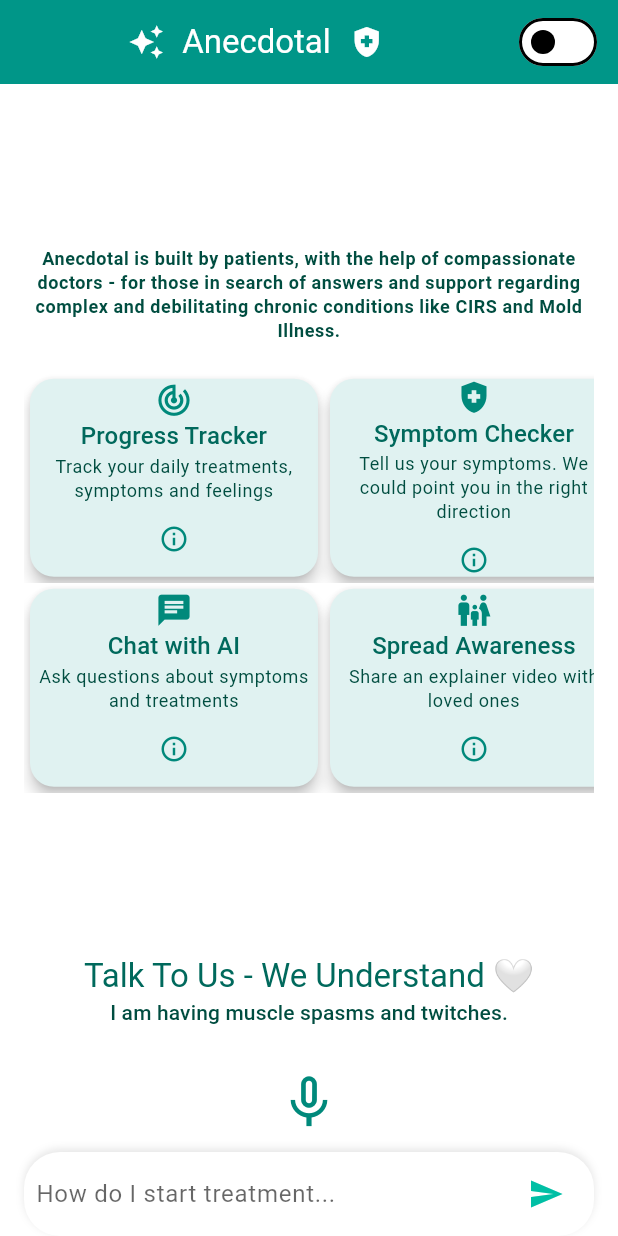
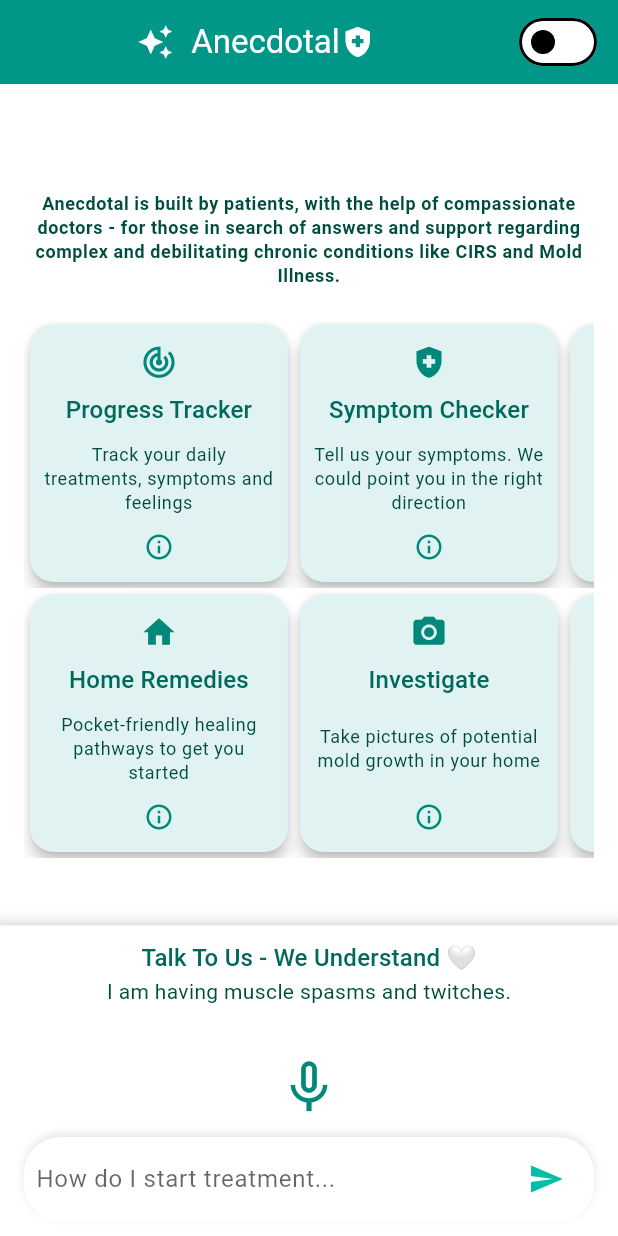
Before and after one commit to igbokwenu/anecdotal, a Flutter app: the screen it shows after launch, on a phone screen of 412 x 824 dp. Run offline on Flutter 3.47's test engine with Material 3 defaults, Android fonts, the phone set to English and light mode, and no system bars; drawn by our look-alikes of animated_text_kit; our stand-ins replace animate_do, firebase_core, flutter_riverpod; accounts and stored records are empty.

Commit message:
Adjusted UI to look good on mobile

```diff
--- a/lib/views/home_page.dart
+++ b/lib/views/home_page.dart
@@ -43,7 +43,7 @@ class AnecdotalAppHome extends StatelessWidget {
             ),
             SizedBox(width: 12),
             Text('Anecdotal'),
-            SizedBox(width: 12),
+            // SizedBox(width: 12),
             Icon(Icons.health_and_safety),
           ],
         )),
@@ -52,7 +52,9 @@ class AnecdotalAppHome extends StatelessWidget {
           SizedBox(width: 10),
         ],
       ),
-      body: Padding(
+      body: Stack(
+        children: [
+          Padding(
             padding: const EdgeInsets.all(16.0),
             child: Center(
               child: SingleChildScrollView(
@@ -83,7 +85,11 @@ class AnecdotalAppHome extends StatelessWidget {
                                 print("card clicked");
                               }
                             },
-                        onInfoTapped: () {},
+                            onInfoTapped: () {
+                              if (kDebugMode) {
+                                print("info icon clicked");
+                              }
+                            },
                           ),
                           CustomCard(
                             title: 'Symptom Checker',
@@ -94,17 +100,18 @@ class AnecdotalAppHome extends StatelessWidget {
                             onInfoTapped: () {},
                           ),
                           CustomCard(
-                        title: 'Home Treatments',
-                        icon: Icons.home,
+                            title: 'Spread Awareness',
+                            icon: Icons.family_restroom,
                             description:
-                            'Pocket-friendly healing pathways to get you started',
+                                'Share an explainer video with loved ones',
                             onTap: () {},
                             onInfoTapped: () {},
                           ),
                           CustomCard(
-                        title: 'Is This Making Me Sick?',
-                        icon: Icons.camera_alt,
-                        description: 'Take pictures of potential mold growth',
+                            title: 'Chat with AI',
+                            icon: Icons.chat,
+                            description:
+                                'Ask questions about symptoms and treatments',
                             onTap: () {},
                             onInfoTapped: () {},
                           ),
@@ -116,21 +123,26 @@ class AnecdotalAppHome extends StatelessWidget {
                       child: Row(
                         children: [
                           CustomCard(
-                        title: 'Chat with AI',
-                        icon: Icons.chat,
+                            title: 'Home Remedies',
+                            icon: Icons.home,
                             description:
-                            'Ask questions about symptoms and treatments',
-                        onTap: () {
-                          if (kDebugMode) {
-                            print("card clicked");
-                          }
-                        },
+                                'Pocket-friendly healing pathways to get you started',
+                            onTap: () {},
                             onInfoTapped: () {},
                           ),
                           CustomCard(
-                        title: 'Spread Awareness',
-                        icon: Icons.family_restroom,
-                        description: 'Share an explainer video with loved ones',
+                            title: 'Investigate',
+                            icon: Icons.camera_alt,
+                            description:
+                                'Take pictures of potential mold growth in your home',
+                            onTap: () {},
+                            onInfoTapped: () {},
+                          ),
+                          CustomCard(
+                            title: 'Lifestyle',
+                            icon: Icons.fitness_center,
+                            description:
+                                'Make helpful lifestyle adjustments to support your recovery',
                             onTap: () {},
                             onInfoTapped: () {},
                           ),
@@ -141,25 +153,34 @@ class AnecdotalAppHome extends StatelessWidget {
                             onTap: () {},
                             onInfoTapped: () {},
                           ),
-                      CustomCard(
-                        title: 'Lifestyle Adjustments',
-                        icon: Icons.fitness_center,
-                        description: 'Tips for adapting your lifestyle',
-                        onTap: () {},
-                        onInfoTapped: () {},
-                      ),
                         ],
                       ),
                     ),
-
-                // const PoweredByAnecdotalAI(),
+                    // Add some bottom padding to ensure content isn't covered by the stack
+                    SizedBox(height: 180),
                   ],
                 ),
               ),
             ),
           ),
-      bottomNavigationBar: Padding(
-        padding: const EdgeInsets.symmetric(horizontal: 16.0),
+          Positioned(
+            left: 0,
+            right: 0,
+            bottom: 0,
+            child: Container(
+              padding:
+                  const EdgeInsets.symmetric(horizontal: 16.0, vertical: 10.0),
+              decoration: BoxDecoration(
+                color: Theme.of(context).scaffoldBackgroundColor,
+                boxShadow: [
+                  BoxShadow(
+                    color: Colors.grey.withOpacity(0.5),
+                    spreadRadius: 5,
+                    blurRadius: 7,
+                    offset: Offset(0, 3),
+                  ),
+                ],
+              ),
               child: Column(
                 mainAxisSize: MainAxisSize.min,
                 children: [
@@ -181,6 +202,9 @@ class AnecdotalAppHome extends StatelessWidget {
                 ],
               ),
             ),
+          ),
+        ],
+      ),
     );
   }
 }
--- a/lib/widgets/animated_text_home.dart
+++ b/lib/widgets/animated_text_home.dart
@@ -10,10 +10,10 @@ class AnimatedText extends StatelessWidget {
       children: [
         Text(
           "Talk To Us - We Understand 🤍",
-          style: Theme.of(context).textTheme.titleLarge,
+          style: Theme.of(context).textTheme.titleMedium,
         ),
         DefaultTextStyle(
-          style: Theme.of(context).textTheme.labelLarge!,
+          style: Theme.of(context).textTheme.bodyMedium!,
           child: AnimatedTextKit(
             animatedTexts: [
               RotateAnimatedText(
@@ -35,7 +35,7 @@ class AnimatedText extends StatelessWidget {
                 "Could my house be making me sick?",
               ),
               RotateAnimatedText(
-                "Doctors are saying it's all in my head but I feel very sick...",
+                "Doctors are saying it's all in my head.",
               ),
             ],
             repeatForever: true,
--- a/lib/widgets/custom_card_home.dart
+++ b/lib/widgets/custom_card_home.dart
@@ -19,8 +19,8 @@ class CustomCard extends StatelessWidget {
   @override
   Widget build(BuildContext context) {
     return SizedBox(
-      width: 200,
-      height: 140,
+      width: 180,
+      height: 180,
       child: Card(
         elevation: 4,
         shape: RoundedRectangleBorder(
@@ -30,29 +30,60 @@ class CustomCard extends StatelessWidget {
           onTap: onTap,
           borderRadius: BorderRadius.circular(16),
           child: Padding(
-            padding: const EdgeInsets.symmetric(horizontal: 6.0),
+            padding: const EdgeInsets.all(8.0),
             child: Column(
-              mainAxisAlignment: MainAxisAlignment.center,
               children: [
-                Icon(icon, size: 25),
-                Text(
+                Expanded(
+                  flex: 2,
+                  child: Center(
+                    child: Icon(icon, size: 25),
+                  ),
+                ),
+                Expanded(
+                  flex: 7,
+                  child: Column(
+                    mainAxisAlignment: MainAxisAlignment.spaceEvenly,
+                    children: [
+                      Flexible(
+                        flex: 2,
+                        child: Center(
+                          child: Text(
                             title,
                             textAlign: TextAlign.center,
                             style: Theme.of(context).textTheme.titleMedium,
+                            maxLines: 1,
+                            overflow: TextOverflow.ellipsis,
                           ),
-                // const SizedBox(height: 4),
-                Text(
+                        ),
+                      ),
+                      Flexible(
+                        flex: 4,
+                        child: Center(
+                          child: Text(
                             description,
                             textAlign: TextAlign.center,
                             style: Theme.of(context).textTheme.bodySmall,
+                            maxLines: 3,
+                            overflow: TextOverflow.ellipsis,
                           ),
-                // const SizedBox(height: 16),
-                IconButton(
-                  icon: Icon(
+                        ),
+                      ),
+                      Flexible(
+                        flex: 2,
+                        child: Center(
+                          child: IconButton(
+                            icon: const Icon(
                               Icons.info_outline,
                               size: 20,
                             ),
                             onPressed: onInfoTapped,
+                            padding: EdgeInsets.zero,
+                            constraints: const BoxConstraints(),
+                          ),
+                        ),
+                      ),
+                    ],
+                  ),
                 ),
               ],
             ),
```
Lines whose indentation alone changed are shown as unchanged.
